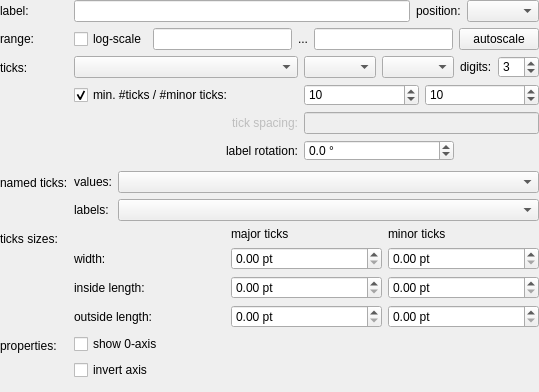
Qt form plugins/table/qfrdrtableaxissettingswidget.ui (jkriege2/QuickFit3) before a commit.
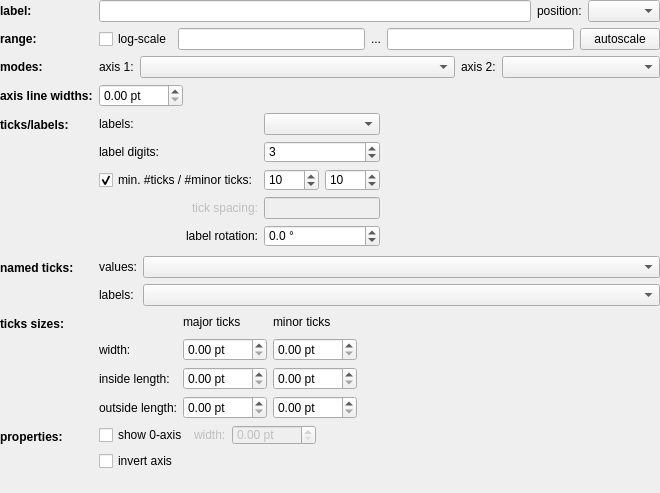
The same form after that commit. Icons and pictures are not drawn. Custom widgets are drawn as their Qt base class.

```diff
--- a/plugins/table/qfrdrtableaxissettingswidget.ui
+++ b/plugins/table/qfrdrtableaxissettingswidget.ui
@@ -6,8 +6,8 @@
    <rect>
     <x>0</x>
     <y>0</y>
-    <width>539</width>
-    <height>392</height>
+    <width>660</width>
+    <height>493</height>
    </rect>
   </property>
   <property name="windowTitle">
@@ -28,6 +28,12 @@
    </property>
    <item row="0" column="0">
     <widget class="QLabel" name="label_7">
+     <property name="font">
+      <font>
+       <weight>75</weight>
+       <bold>true</bold>
+      </font>
+     </property>
      <property name="text">
       <string>label:</string>
      </property>
@@ -55,6 +61,12 @@
    </item>
    <item row="1" column="0">
     <widget class="QLabel" name="label_10">
+     <property name="font">
+      <font>
+       <weight>75</weight>
+       <bold>true</bold>
+      </font>
+     </property>
      <property name="text">
       <string>range:</string>
      </property>
@@ -94,55 +106,53 @@
      </item>
     </layout>
    </item>
-   <item row="2" column="0">
+   <item row="4" column="0">
     <widget class="QLabel" name="label_12">
+     <property name="font">
+      <font>
+       <weight>75</weight>
+       <bold>true</bold>
+      </font>
+     </property>
      <property name="text">
-      <string>ticks:</string>
+      <string>ticks/labels:</string>
      </property>
      <property name="buddy">
       <cstring>cmbXMode1</cstring>
      </property>
     </widget>
    </item>
-   <item row="2" column="1">
-    <layout class="QGridLayout" name="gridLayout_5" columnstretch="1,0,0,0,0">
-     <item row="0" column="2">
-      <widget class="JKQTPCAlabelTypeComboBox" name="cmbXLabel"/>
-     </item>
-     <item row="0" column="3">
-      <widget class="QLabel" name="label_3">
-       <property name="text">
-        <string>digits:</string>
+   <item row="4" column="1">
+    <layout class="QGridLayout" name="gridLayout_5" columnstretch="0,0">
+     <item row="1" column="1">
+      <spacer name="horizontalSpacer_3">
+       <property name="orientation">
+        <enum>Qt::Horizontal</enum>
        </property>
-      </widget>
+       <property name="sizeHint" stdset="0">
+        <size>
+         <width>40</width>
+         <height>20</height>
+        </size>
+       </property>
+      </spacer>
      </item>
+     <item row="1" column="0">
+      <layout class="QGridLayout" name="gridLayout_2">
      <item row="0" column="0">
-      <widget class="JKQTPCAdrawModeComboBox" name="cmbXMode1"/>
-     </item>
-     <item row="0" column="4">
-      <widget class="QSpinBox" name="spinXAxisDigits">
-       <property name="value">
-        <number>3</number>
+        <widget class="QLabel" name="label_8">
+         <property name="sizePolicy">
+          <sizepolicy hsizetype="Minimum" vsizetype="Preferred">
+           <horstretch>0</horstretch>
+           <verstretch>0</verstretch>
+          </sizepolicy>
+         </property>
+         <property name="text">
+          <string>labels:</string>
        </property>
       </widget>
      </item>
-     <item row="0" column="1">
-      <widget class="JKQTPCAdrawModeComboBox" name="cmbXMode2"/>
-     </item>
      <item row="2" column="0">
-      <widget class="QLabel" name="label_4">
-       <property name="enabled">
-        <bool>false</bool>
-       </property>
-       <property name="text">
-        <string>tick spacing:</string>
-       </property>
-       <property name="alignment">
-        <set>Qt::AlignRight|Qt::AlignTrailing|Qt::AlignVCenter</set>
-       </property>
-      </widget>
-     </item>
-     <item row="1" column="0">
       <widget class="QCheckBox" name="chkXAutoTicks">
        <property name="text">
         <string>min. #ticks / #minor ticks:</string>
@@ -152,7 +162,7 @@
        </property>
       </widget>
      </item>
-     <item row="1" column="1" colspan="4">
+       <item row="2" column="1">
       <layout class="QHBoxLayout" name="horizontalLayout_9">
        <item>
         <widget class="QSpinBox" name="spinXAxisMinTicks">
@@ -170,14 +180,20 @@
        </item>
       </layout>
      </item>
-     <item row="2" column="1" colspan="4">
-      <widget class="QFDoubleEdit" name="edtXTickSpacing">
+       <item row="3" column="0">
+        <widget class="QLabel" name="label_4">
        <property name="enabled">
         <bool>false</bool>
        </property>
-      </widget>
-     </item>
-     <item row="3" column="0">
+         <property name="text">
+          <string>tick spacing:</string>
+         </property>
+         <property name="alignment">
+          <set>Qt::AlignRight|Qt::AlignTrailing|Qt::AlignVCenter</set>
+         </property>
+        </widget>
+       </item>
+       <item row="4" column="0">
       <widget class="QLabel" name="label_5">
        <property name="text">
         <string>label rotation:</string>
@@ -187,7 +203,7 @@
        </property>
       </widget>
      </item>
-     <item row="3" column="1" colspan="2">
+       <item row="4" column="1">
       <widget class="QDoubleSpinBox" name="spinLabelAngel">
        <property name="suffix">
         <string> °</string>
@@ -206,9 +222,41 @@
        </property>
       </widget>
      </item>
-    </layout>
-   </item>
-   <item row="4" column="1">
+       <item row="3" column="1">
+        <widget class="QFDoubleEdit" name="edtXTickSpacing">
+         <property name="enabled">
+          <bool>false</bool>
+         </property>
+        </widget>
+       </item>
+       <item row="0" column="1">
+        <widget class="JKQTPCAlabelTypeComboBox" name="cmbXLabel"/>
+       </item>
+       <item row="1" column="0">
+        <widget class="QLabel" name="label_3">
+         <property name="sizePolicy">
+          <sizepolicy hsizetype="Minimum" vsizetype="Preferred">
+           <horstretch>0</horstretch>
+           <verstretch>0</verstretch>
+          </sizepolicy>
+         </property>
+         <property name="text">
+          <string>label digits:</string>
+         </property>
+        </widget>
+       </item>
+       <item row="1" column="1">
+        <widget class="QSpinBox" name="spinXAxisDigits">
+         <property name="value">
+          <number>3</number>
+         </property>
+        </widget>
+       </item>
+      </layout>
+     </item>
+    </layout>
+   </item>
+   <item row="6" column="1">
     <layout class="QGridLayout" name="gridLayout_7">
      <item row="0" column="1">
       <widget class="QLabel" name="label_50">
@@ -297,19 +345,6 @@
        </property>
       </widget>
      </item>
-     <item row="1" column="1">
-      <widget class="QDoubleSpinBox" name="spinXTickWidth">
-       <property name="suffix">
-        <string> pt</string>
-       </property>
-       <property name="maximum">
-        <double>1000.000000000000000</double>
-       </property>
-       <property name="singleStep">
-        <double>0.500000000000000</double>
-       </property>
-      </widget>
-     </item>
      <item row="3" column="2">
       <widget class="QDoubleSpinBox" name="spinXMinOLength">
        <property name="suffix">
@@ -323,17 +358,59 @@
        </property>
       </widget>
      </item>
+     <item row="0" column="3">
+      <spacer name="horizontalSpacer_2">
+       <property name="orientation">
+        <enum>Qt::Horizontal</enum>
+       </property>
+       <property name="sizeHint" stdset="0">
+        <size>
+         <width>40</width>
+         <height>20</height>
+        </size>
+       </property>
+      </spacer>
+     </item>
+     <item row="1" column="1">
+      <widget class="QDoubleSpinBox" name="spinXTickWidth">
+       <property name="suffix">
+        <string> pt</string>
+       </property>
+       <property name="maximum">
+        <double>1000.000000000000000</double>
+       </property>
+       <property name="singleStep">
+        <double>0.500000000000000</double>
+       </property>
+      </widget>
+     </item>
     </layout>
    </item>
-   <item row="5" column="0">
+   <item row="7" column="0">
     <widget class="QLabel" name="label_31">
+     <property name="font">
+      <font>
+       <weight>75</weight>
+       <bold>true</bold>
+      </font>
+     </property>
      <property name="text">
       <string>properties:</string>
      </property>
     </widget>
    </item>
-   <item row="5" column="1">
+   <item row="7" column="1">
     <layout class="QGridLayout" name="gridLayout">
+     <item row="0" column="1">
+      <widget class="QLabel" name="label_6">
+       <property name="enabled">
+        <bool>false</bool>
+       </property>
+       <property name="text">
+        <string>width:</string>
+       </property>
+      </widget>
+     </item>
      <item row="0" column="0">
       <widget class="QCheckBox" name="chkX0Axis">
        <property name="text">
@@ -348,10 +425,45 @@
        </property>
       </widget>
      </item>
+     <item row="0" column="3">
+      <spacer name="horizontalSpacer">
+       <property name="orientation">
+        <enum>Qt::Horizontal</enum>
+       </property>
+       <property name="sizeHint" stdset="0">
+        <size>
+         <width>40</width>
+         <height>20</height>
+        </size>
+       </property>
+      </spacer>
+     </item>
+     <item row="0" column="2">
+      <widget class="QDoubleSpinBox" name="spin0AxisWidth">
+       <property name="enabled">
+        <bool>false</bool>
+       </property>
+       <property name="suffix">
+        <string> pt</string>
+       </property>
+       <property name="maximum">
+        <double>1000.000000000000000</double>
+       </property>
+       <property name="singleStep">
+        <double>0.500000000000000</double>
+       </property>
+      </widget>
+     </item>
     </layout>
    </item>
-   <item row="4" column="0">
+   <item row="6" column="0">
     <widget class="QLabel" name="label_14">
+     <property name="font">
+      <font>
+       <weight>75</weight>
+       <bold>true</bold>
+      </font>
+     </property>
      <property name="text">
       <string>ticks sizes:</string>
      </property>
@@ -360,8 +472,14 @@
      </property>
     </widget>
    </item>
-   <item row="3" column="0">
+   <item row="5" column="0">
     <widget class="QLabel" name="label_15">
+     <property name="font">
+      <font>
+       <weight>75</weight>
+       <bold>true</bold>
+      </font>
+     </property>
      <property name="text">
       <string>named ticks:</string>
      </property>
@@ -370,7 +488,7 @@
      </property>
     </widget>
    </item>
-   <item row="3" column="1">
+   <item row="5" column="1">
     <layout class="QFormLayout" name="formLayout_2">
      <item row="0" column="0">
       <widget class="QLabel" name="label">
@@ -394,6 +512,104 @@
      </item>
     </layout>
    </item>
+   <item row="2" column="0">
+    <widget class="QLabel" name="label_16">
+     <property name="font">
+      <font>
+       <weight>75</weight>
+       <bold>true</bold>
+      </font>
+     </property>
+     <property name="text">
+      <string>modes:</string>
+     </property>
+     <property name="buddy">
+      <cstring>cmbXMode1</cstring>
+     </property>
+    </widget>
+   </item>
+   <item row="2" column="1">
+    <layout class="QHBoxLayout" name="horizontalLayout" stretch="0,2,0,1">
+     <item>
+      <widget class="QLabel" name="label_11">
+       <property name="sizePolicy">
+        <sizepolicy hsizetype="Minimum" vsizetype="Preferred">
+         <horstretch>0</horstretch>
+         <verstretch>0</verstretch>
+        </sizepolicy>
+       </property>
+       <property name="text">
+        <string>axis 1:</string>
+       </property>
+      </widget>
+     </item>
+     <item>
+      <widget class="JKQTPCAdrawModeComboBox" name="cmbXMode1"/>
+     </item>
+     <item>
+      <widget class="QLabel" name="label_9">
+       <property name="sizePolicy">
+        <sizepolicy hsizetype="Minimum" vsizetype="Preferred">
+         <horstretch>0</horstretch>
+         <verstretch>0</verstretch>
+        </sizepolicy>
+       </property>
+       <property name="text">
+        <string>axis 2:</string>
+       </property>
+      </widget>
+     </item>
+     <item>
+      <widget class="JKQTPCAdrawModeComboBox" name="cmbXMode2"/>
+     </item>
+    </layout>
+   </item>
+   <item row="3" column="0">
+    <widget class="QLabel" name="label_17">
+     <property name="font">
+      <font>
+       <weight>75</weight>
+       <bold>true</bold>
+      </font>
+     </property>
+     <property name="text">
+      <string>axis line widths:</string>
+     </property>
+     <property name="buddy">
+      <cstring>cmbXMode1</cstring>
+     </property>
+    </widget>
+   </item>
+   <item row="3" column="1">
+    <layout class="QHBoxLayout" name="horizontalLayout_4" stretch="0,0">
+     <item>
+      <widget class="QDoubleSpinBox" name="spinAxis1Width">
+       <property name="suffix">
+        <string> pt</string>
+       </property>
+       <property name="maximum">
+        <double>1000.000000000000000</double>
+       </property>
+       <property name="singleStep">
+        <double>0.500000000000000</double>
+       </property>
+      </widget>
+     </item>
+     <item>
+      <spacer name="horizontalSpacer_4">
+       <property name="orientation">
+        <enum>Qt::Horizontal</enum>
+       </property>
+       <property name="sizeHint" stdset="0">
+        <size>
+         <width>40</width>
+         <height>20</height>
+        </size>
+       </property>
+      </spacer>
+     </item>
+    </layout>
+   </item>
   </layout>
   <action name="actAddGraph">
    <property name="icon">
@@ -423,26 +639,26 @@
     <signal>valueChanged(double)</signal>
    </slots>
   </customwidget>
-  <customwidget>
-   <class>JKQTPCAdrawModeComboBox</class>
-   <extends>QComboBox</extends>
-   <header>jkqtptools.h</header>
-  </customwidget>
   <customwidget>
    <class>JKQTPCAlabelTypeComboBox</class>
    <extends>QComboBox</extends>
    <header>jkqtptools.h</header>
   </customwidget>
-  <customwidget>
-   <class>JKQTPlabelPositionComboBox</class>
-   <extends>QComboBox</extends>
-   <header>jkqtptools.h</header>
-  </customwidget>
   <customwidget>
    <class>QFEnhancedComboBox</class>
    <extends>QComboBox</extends>
    <header>qfenhancedcombobox.h</header>
   </customwidget>
+  <customwidget>
+   <class>JKQTPCAdrawModeComboBox</class>
+   <extends>QComboBox</extends>
+   <header>jkqtptools.h</header>
+  </customwidget>
+  <customwidget>
+   <class>JKQTPlabelPositionComboBox</class>
+   <extends>QComboBox</extends>
+   <header>jkqtptools.h</header>
+  </customwidget>
  </customwidgets>
  <tabstops>
   <tabstop>edtXLabel</tabstop>
```
Left out of the diff: 68 changed lines with no effect on the pictures. Lines whose indentation alone changed are shown as unchanged.
